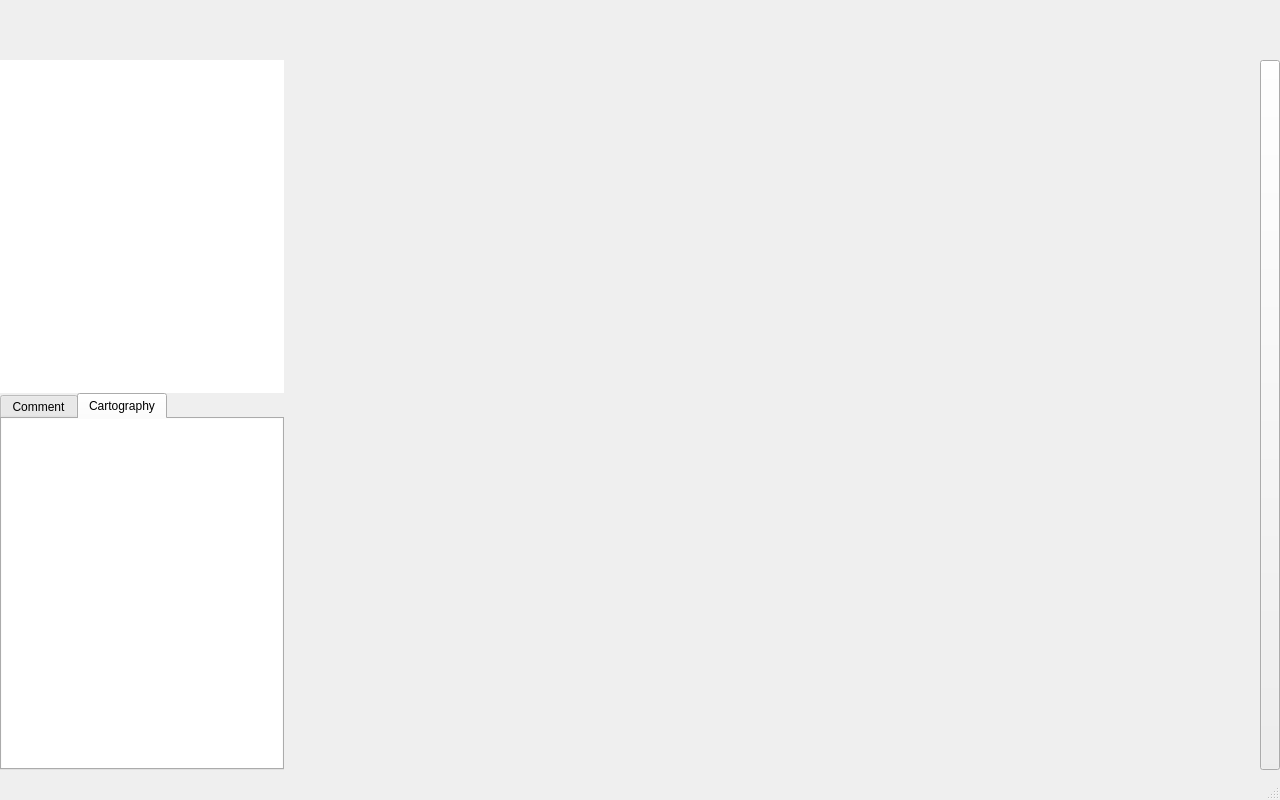
Before: the Qt Designer form Src/MatisseServer/src/AssemblyGui.ui in IfremerUnderwater/Matisse, drawn with Qt 5.
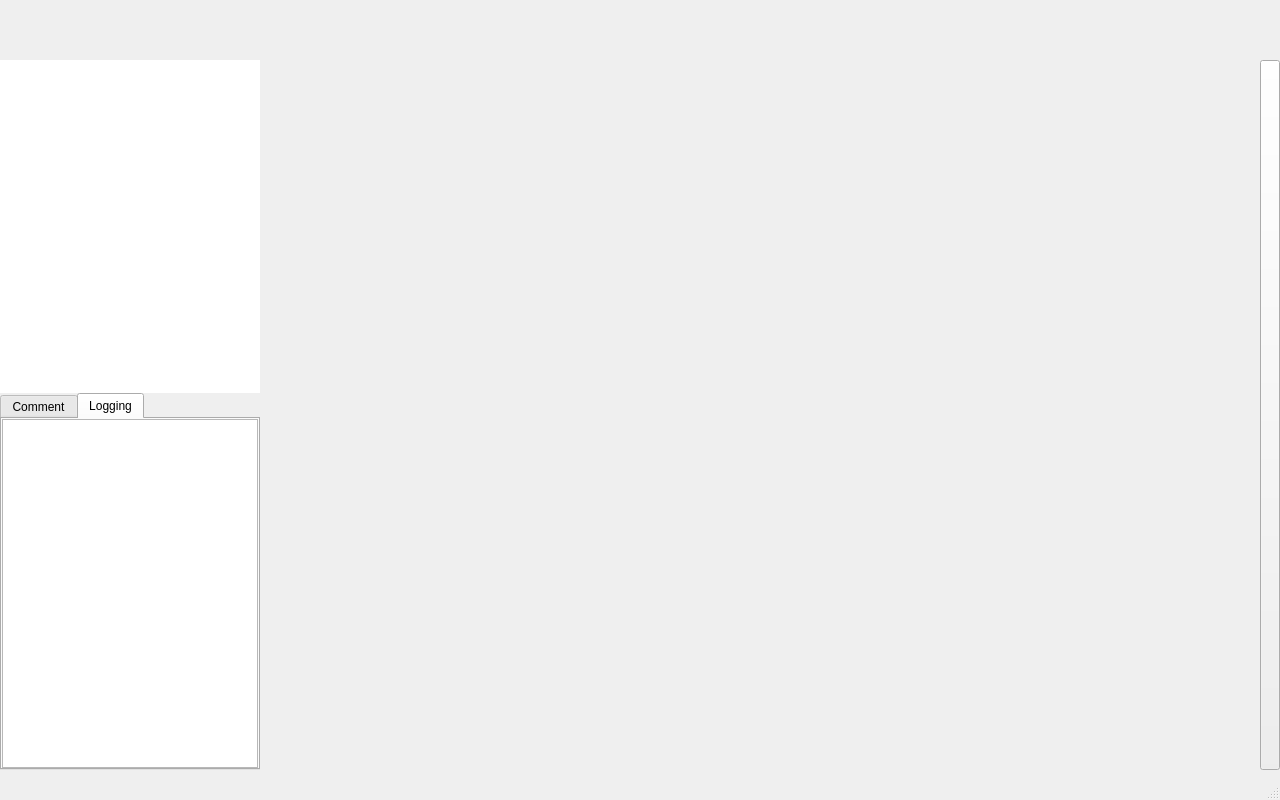
After: the same form once the commit is applied. Icons and pictures are not drawn. Custom widgets are drawn as their Qt base class.

```diff
--- a/Src/MatisseServer/src/AssemblyGui.ui
+++ b/Src/MatisseServer/src/AssemblyGui.ui
@@ -443,7 +443,7 @@
                </size>
               </property>
               <attribute name="title">
-               <string>Cartography</string>
+               <string>Logging</string>
               </attribute>
               <layout class="QGridLayout" name="gridLayout_7">
                <property name="leftMargin">
@@ -461,31 +461,14 @@
                <property name="spacing">
                 <number>0</number>
                </property>
-               <item row="0" column="1">
-                <widget class="QListWidget" name="_LW_mapLayers">
-                 <property name="sizePolicy">
-                  <sizepolicy hsizetype="Expanding" vsizetype="Expanding">
-                   <horstretch>0</horstretch>
-                   <verstretch>0</verstretch>
-                  </sizepolicy>
-                 </property>
-                 <property name="minimumSize">
-                  <size>
-                   <width>280</width>
-                   <height>150</height>
-                  </size>
-                 </property>
-                 <property name="maximumSize">
-                  <size>
-                   <width>16777215</width>
-                   <height>16777215</height>
-                  </size>
-                 </property>
-                 <property name="frameShape">
-                  <enum>QFrame::NoFrame</enum>
-                 </property>
-                 <property name="lineWidth">
-                  <number>0</number>
+               <item row="0" column="0">
+                <widget class="QTextEdit" name="_QTE_loggingText">
+                 <property name="html">
+                  <string>&lt;!DOCTYPE HTML PUBLIC &quot;-//W3C//DTD HTML 4.0//EN&quot; &quot;http://www.w3.org/TR/REC-html40/strict.dtd&quot;&gt;
+&lt;html&gt;&lt;head&gt;&lt;meta name=&quot;qrichtext&quot; content=&quot;1&quot; /&gt;&lt;style type=&quot;text/css&quot;&gt;
+p, li { white-space: pre-wrap; }
+&lt;/style&gt;&lt;/head&gt;&lt;body style=&quot; font-family:'MS Shell Dlg 2'; font-size:8.25pt; font-weight:400; font-style:normal;&quot;&gt;
+&lt;p style=&quot;-qt-paragraph-type:empty; margin-top:0px; margin-bottom:0px; margin-left:0px; margin-right:0px; -qt-block-indent:0; text-indent:0px;&quot;&gt;&lt;br /&gt;&lt;/p&gt;&lt;/body&gt;&lt;/html&gt;</string>
                  </property>
                 </widget>
                </item>
```
Left out of the diff: 4 changed lines with no effect on the pictures.
